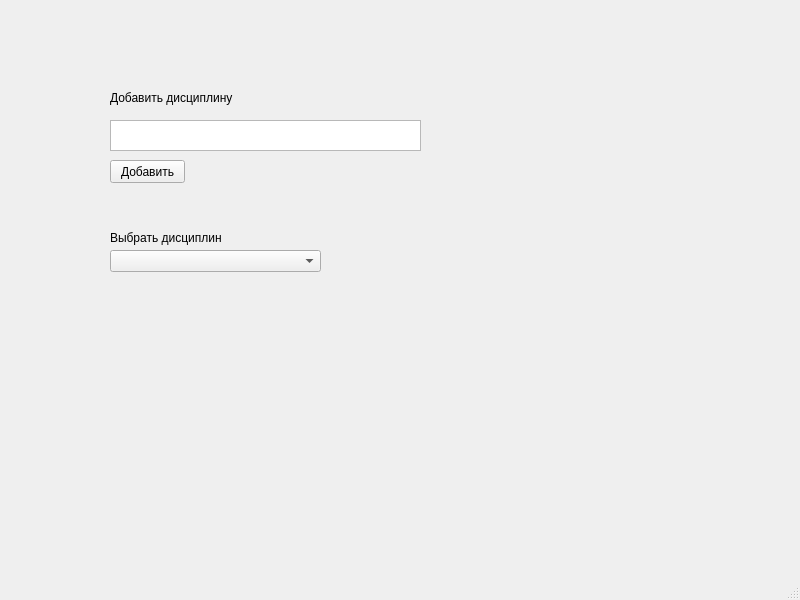
The window that mainwindow.ui (reshetovProg/QtStudentJournal) describes before a commit, drawn with Qt 5.
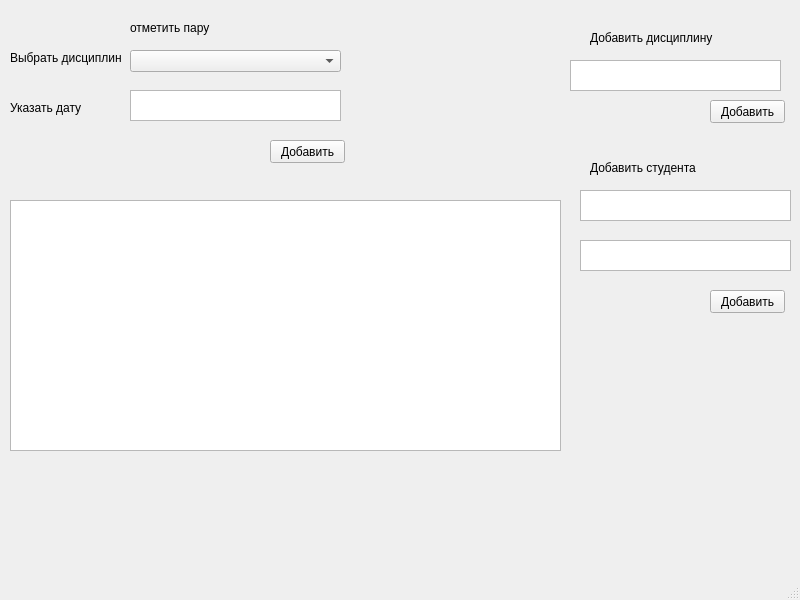
The same window after the commit.

The edit to the form file:
```diff
--- a/mainwindow.ui
+++ b/mainwindow.ui
@@ -17,8 +17,8 @@
    <widget class="QPushButton" name="btnAddDiscipline">
     <property name="geometry">
      <rect>
-      <x>110</x>
-      <y>160</y>
+      <x>710</x>
+      <y>100</y>
       <width>75</width>
       <height>23</height>
      </rect>
@@ -30,9 +30,9 @@
    <widget class="QTextEdit" name="textEditDiscipline">
     <property name="geometry">
      <rect>
-      <x>110</x>
-      <y>120</y>
-      <width>311</width>
+      <x>570</x>
+      <y>60</y>
+      <width>211</width>
       <height>31</height>
      </rect>
     </property>
@@ -40,8 +40,8 @@
    <widget class="QLabel" name="label">
     <property name="geometry">
      <rect>
-      <x>110</x>
-      <y>90</y>
+      <x>590</x>
+      <y>30</y>
       <width>171</width>
       <height>16</height>
      </rect>
@@ -53,8 +53,8 @@
    <widget class="QLabel" name="label_2">
     <property name="geometry">
      <rect>
-      <x>110</x>
-      <y>230</y>
+      <x>10</x>
+      <y>50</y>
       <width>111</width>
       <height>16</height>
      </rect>
@@ -66,13 +66,118 @@
    <widget class="QComboBox" name="selectDiscipline">
     <property name="geometry">
      <rect>
-      <x>110</x>
-      <y>250</y>
+      <x>130</x>
+      <y>50</y>
       <width>211</width>
       <height>22</height>
      </rect>
     </property>
    </widget>
+   <widget class="QTableWidget" name="tableWidget">
+    <property name="geometry">
+     <rect>
+      <x>10</x>
+      <y>200</y>
+      <width>551</width>
+      <height>251</height>
+     </rect>
+    </property>
+   </widget>
+   <widget class="QLabel" name="label_3">
+    <property name="geometry">
+     <rect>
+      <x>590</x>
+      <y>160</y>
+      <width>171</width>
+      <height>16</height>
+     </rect>
+    </property>
+    <property name="text">
+     <string>Добавить студента</string>
+    </property>
+   </widget>
+   <widget class="QTextEdit" name="studentName">
+    <property name="geometry">
+     <rect>
+      <x>580</x>
+      <y>190</y>
+      <width>211</width>
+      <height>31</height>
+     </rect>
+    </property>
+   </widget>
+   <widget class="QPushButton" name="btnAddStudent">
+    <property name="geometry">
+     <rect>
+      <x>710</x>
+      <y>290</y>
+      <width>75</width>
+      <height>23</height>
+     </rect>
+    </property>
+    <property name="text">
+     <string>Добавить</string>
+    </property>
+   </widget>
+   <widget class="QTextEdit" name="studentSurname">
+    <property name="geometry">
+     <rect>
+      <x>580</x>
+      <y>240</y>
+      <width>211</width>
+      <height>31</height>
+     </rect>
+    </property>
+   </widget>
+   <widget class="QLabel" name="label_4">
+    <property name="geometry">
+     <rect>
+      <x>130</x>
+      <y>20</y>
+      <width>111</width>
+      <height>16</height>
+     </rect>
+    </property>
+    <property name="text">
+     <string>отметить пару</string>
+    </property>
+   </widget>
+   <widget class="QLabel" name="label_5">
+    <property name="geometry">
+     <rect>
+      <x>10</x>
+      <y>100</y>
+      <width>111</width>
+      <height>16</height>
+     </rect>
+    </property>
+    <property name="text">
+     <string>Указать дату</string>
+    </property>
+   </widget>
+   <widget class="QTextEdit" name="editDate">
+    <property name="geometry">
+     <rect>
+      <x>130</x>
+      <y>90</y>
+      <width>211</width>
+      <height>31</height>
+     </rect>
+    </property>
+   </widget>
+   <widget class="QPushButton" name="btnAddLesson">
+    <property name="geometry">
+     <rect>
+      <x>270</x>
+      <y>140</y>
+      <width>75</width>
+      <height>23</height>
+     </rect>
+    </property>
+    <property name="text">
+     <string>Добавить</string>
+    </property>
+   </widget>
   </widget>
   <widget class="QMenuBar" name="menubar">
    <property name="geometry">
```
